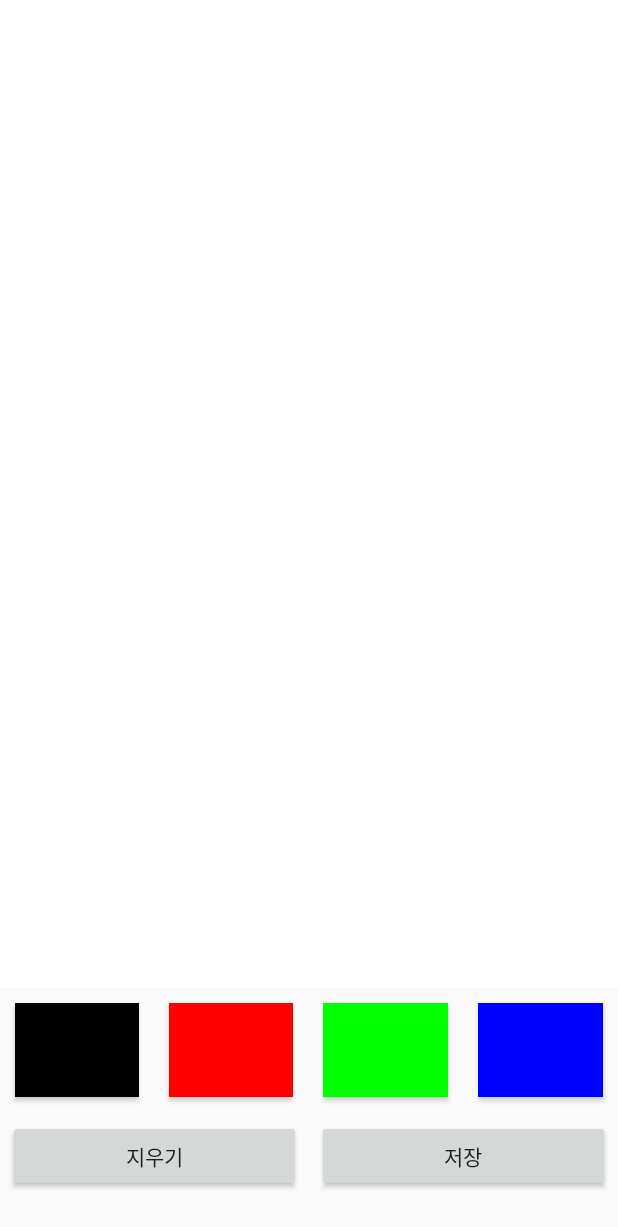
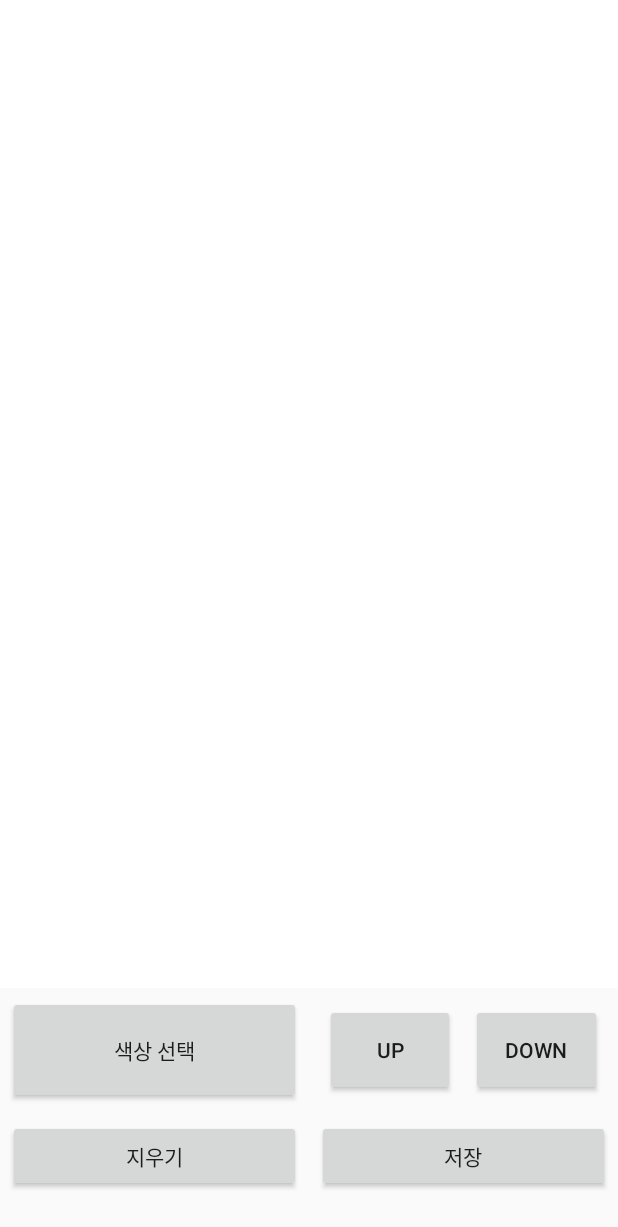
Before and after one commit to HongSeongKi/NetworkProgramming, an Android app: the Painting screen opened directly, with no data from a screen before it, on a phone screen of 412 x 824 dp. Shown: the top 1227 px of the screen. Run offline under Robolectric (Android 15) with nearby library versions, the phone set to English and light mode, and no system bars.

Commit message:
그림판 대략 완성

```diff
--- a/app/src/main/java/com/example/hongseonggi/chatting_client/Painting.java
+++ b/app/src/main/java/com/example/hongseonggi/chatting_client/Painting.java
@@ -46,14 +46,9 @@ public class Painting extends AppCompatActivity implements View.OnClickListener
         save = (Button)findViewById(R.id.save);
 
         colorbtn = new Button[4];
-        colorbtn[0] = (Button)findViewById(R.id.black);
-        colorbtn[1] = (Button)findViewById(R.id.red);
-        colorbtn[2] = (Button)findViewById(R.id.green);
-        colorbtn[3] = (Button)findViewById(R.id.blue);
-
-
-
-
+        colorbtn[0] = (Button)findViewById(R.id.colorselect);
+        colorbtn[1] = (Button)findViewById(R.id.up);
+        colorbtn[2] = (Button)findViewById(R.id.down);
 
          reset.setOnClickListener(new View.OnClickListener() {
             @Override
@@ -102,19 +97,18 @@ public class Painting extends AppCompatActivity implements View.OnClickListener
     {
         switch(v.getId())
         {
-            case R.id.black:
+            case R.id.colorselect:
                 Intent intent = new Intent(getApplicationContext(),ColorDialog.class);
                 startActivityForResult(intent,101);
                 break;
-            case R.id.red:
-                drawing.setColor(Color.RED);
+            case R.id.up:
+                drawing.setLineWith(drawing.getLineWith()+1);
+                Toast.makeText(getApplicationContext(),"선 굵기 : "+drawing.getLineWith(),Toast.LENGTH_LONG).show();
                 break;
-            case R.id.green:
-                drawing.setColor(Color.GREEN);
-                break;
-            case R.id.blue:
-                drawing.setColor(Color.BLUE);
-                break;
+            case R.id.down:
+                if(drawing.getLineWith()>1)
+                    drawing.setLineWith(drawing.getLineWith()-1);
+                Toast.makeText(getApplicationContext(),"선 굵기 : "+drawing.getLineWith(),Toast.LENGTH_LONG).show();
         }
     }
 }
--- a/app/src/main/res/layout/activity_color_dialog.xml
+++ b/app/src/main/res/layout/activity_color_dialog.xml
@@ -5,8 +5,8 @@
 
     <GridView
         android:id="@+id/gridView"
-        android:layout_width="214dp"
-        android:layout_height="220dp"
+        android:layout_width="match_parent"
+        android:layout_height="match_parent"
         android:layout_margin="10dp"
         android:numColumns="3"></GridView>
 
--- a/app/src/main/res/layout/activity_draw.xml
+++ b/app/src/main/res/layout/activity_draw.xml
@@ -17,43 +17,41 @@
         android:layout_width="match_parent"
         android:layout_height="0dp"
         android:layout_weight="1"
-        android:weightSum="4">
+        android:weightSum="2">
 
         <Button
-            android:id="@+id/black"
+            android:id="@+id/colorselect"
             android:layout_width="0dp"
             android:layout_height="match_parent"
-            android:layout_margin="10dp"
+            android:layout_margin="5dp"
             android:layout_weight="1"
-            android:background="#000000"
+            android:text="색상 선택"
             android:onClick="onClick"></Button>
-
-        <Button
-            android:id="@+id/red"
+        <LinearLayout
             android:layout_width="0dp"
             android:layout_height="match_parent"
-            android:layout_margin="10dp"
-            android:layout_weight="1"
-            android:background="#FF0000"
-            android:onClick="onClick"></Button>
+            android:layout_margin ="5dp"
+            android:layout_weight ="1"
+            android:orientation="horizontal"
+            android:weightSum="2">
+            <Button
+                android:id="@+id/up"
+                android:layout_width="0dp"
+                android:layout_height="match_parent"
+                android:layout_margin="5dp"
+                android:layout_weight="1"
+                android:text="Up"
+                android:onClick="onClick"></Button>
 
-        <Button
-            android:id="@+id/green"
-            android:layout_width="0dp"
-            android:layout_height="match_parent"
-            android:layout_margin="10dp"
-            android:layout_weight="1"
-            android:background="#00FF00"
-            android:onClick="onClick"></Button>
-
-        <Button
-            android:id="@+id/blue"
-            android:layout_width="0dp"
-            android:layout_height="match_parent"
-            android:layout_margin="10dp"
-            android:layout_weight="1"
-            android:background="#0000FF"
-            android:onClick="onClick"></Button>
+            <Button
+                android:id = "@+id/down"
+                android:layout_width="0dp"
+                android:layout_height="match_parent"
+                android:layout_margin="5dp"
+                android:layout_weight="1"
+                android:text="Down"
+                android:onClick="onClick"/>
+        </LinearLayout>
     </LinearLayout>
 
     <LinearLayout
--- a/app/src/main/res/layout/color.xml
+++ b/app/src/main/res/layout/color.xml
@@ -7,6 +7,5 @@
         android:id="@+id/textView"
         android:layout_width="match_parent"
         android:layout_height="match_parent"
-        android:layout_weight="1"
-         />
+        android:layout_weight="1" />
 </LinearLayout>
```
Also changed, not shown: app/src/main/java/com/example/hongseonggi/chatting_client/ColorDialog.java (+9 -0 lines), app/src/main/java/com/example/hongseonggi/chatting_client/ColorItemView.java (+5 -3 lines).
